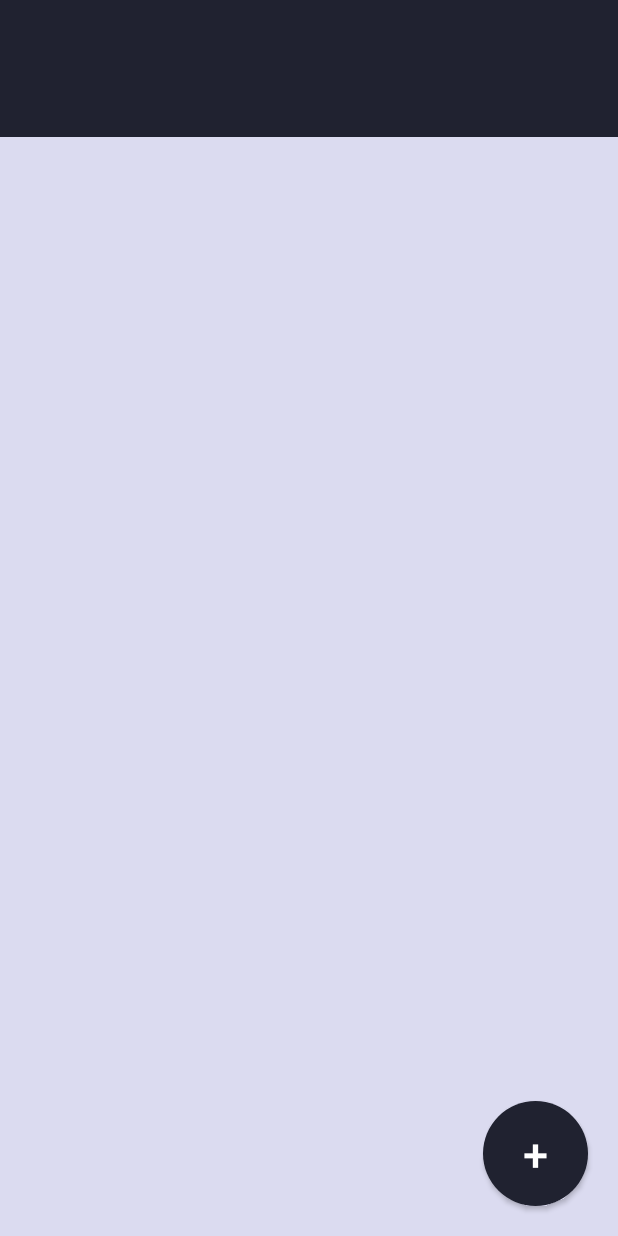
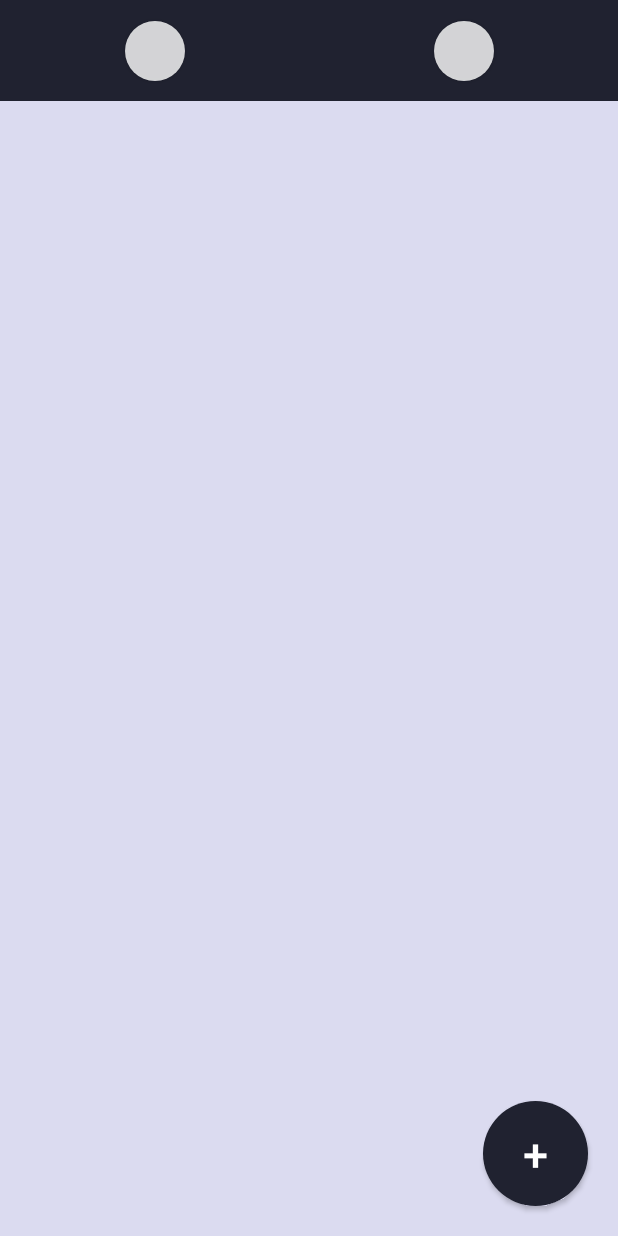
Before and after one commit to OVERENSAL/StudentScheduler, an Android app: the layout activity_main.xml on its own in the app's theme, with its tools: preview values and no code run, on a phone screen of 412 x 824 dp. Run offline under Robolectric (Android 15) with nearby library versions, the phone set to English and light mode, and no system bars.

```diff
--- a/StudentScheduler/app/build.gradle
+++ b/StudentScheduler/app/build.gradle
@@ -28,6 +28,7 @@ dependencies {
     implementation "org.jetbrains.kotlin:kotlin-stdlib-jdk7:$kotlin_version"
     implementation 'androidx.appcompat:appcompat:1.0.2'
     implementation 'androidx.core:core-ktx:1.0.2'
+    implementation 'com.jakewharton.threetenabp:threetenabp:1.2.1'
     testImplementation 'junit:junit:4.12'
     androidTestImplementation 'androidx.test.ext:junit:1.1.0'
     androidTestImplementation 'androidx.test.espresso:espresso-core:3.1.1'
--- /dev/null
+++ b/StudentScheduler/app/src/main/res/drawable/prev_next_date_button.xml
@@ -0,0 +1,8 @@
+<?xml version="1.0" encoding="utf-8"?>
+<selector xmlns:android="http://schemas.android.com/apk/res/android">
+        <item>
+            <shape android:shape="oval">
+                <solid android:color="#CEFFFFFF"/>
+            </shape>
+        </item>
+</selector>
--- a/StudentScheduler/app/src/main/res/layout/activity_main.xml
+++ b/StudentScheduler/app/src/main/res/layout/activity_main.xml
@@ -1,45 +1,75 @@
 <?xml version="1.0" encoding="utf-8"?>
-<LinearLayout
+<androidx.constraintlayout.widget.ConstraintLayout
     xmlns:android="http://schemas.android.com/apk/res/android"
+    xmlns:app="http://schemas.android.com/apk/res-auto"
     xmlns:tools="http://schemas.android.com/tools"
     android:layout_width="match_parent"
     android:layout_height="match_parent"
-    android:orientation="vertical">
+    android:background="@color/backgroundColor">
 
-    <LinearLayout
+    <androidx.constraintlayout.widget.ConstraintLayout
         android:layout_width="match_parent"
-        android:layout_height="0dp"
-        android:layout_weight="1"
+        android:layout_height="wrap_content"
         android:background="@color/mainColor"
-        android:gravity="center">
+        android:gravity="center"
+        app:layout_constraintEnd_toEndOf="parent"
+        app:layout_constraintHorizontal_bias="0.0"
+        app:layout_constraintStart_toStartOf="parent"
+        app:layout_constraintTop_toTopOf="parent">
+
+        <Button
+            android:id="@+id/prevDateButton"
+            android:layout_width="40dp"
+            android:layout_height="40dp"
+            android:background="@drawable/prev_next_date_button"
+            android:onClick="prevDate"
+            app:layout_constraintBottom_toBottomOf="parent"
+            app:layout_constraintEnd_toStartOf="@+id/date"
+            app:layout_constraintStart_toStartOf="parent"
+            app:layout_constraintTop_toTopOf="parent" />
 
         <TextView
             android:id="@+id/date"
             android:layout_width="wrap_content"
             android:layout_height="wrap_content"
+            android:layout_marginTop="10dp"
+            android:layout_marginBottom="10dp"
             android:textColor="#FFFFFF"
-            android:textSize="35sp" />
-    </LinearLayout>
+            android:textSize="35sp"
+            app:layout_constraintBottom_toBottomOf="parent"
+            app:layout_constraintEnd_toEndOf="parent"
+            app:layout_constraintStart_toStartOf="parent"
+            app:layout_constraintTop_toTopOf="parent"
+            app:layout_constraintVertical_bias="0.0" />
 
-    <RelativeLayout
-        android:layout_width="match_parent"
-        android:layout_height="0dp"
-        android:layout_weight="8"
-        android:background="@color/backgroundColor">
+        <Button
+            android:id="@+id/nextDateButton"
+            android:layout_width="40dp"
+            android:layout_height="40dp"
+            android:background="@drawable/prev_next_date_button"
+            android:gravity="center"
+            android:textColor="@color/mainColor"
+            android:textSize="25sp"
+            android:onClick="nextDate"
+            app:layout_constraintBottom_toBottomOf="parent"
+            app:layout_constraintEnd_toEndOf="parent"
+            app:layout_constraintStart_toEndOf="@+id/date"
+            app:layout_constraintTop_toTopOf="parent" />
+
+    </androidx.constraintlayout.widget.ConstraintLayout>
 
     <Button
         android:id="@+id/add_button"
         android:layout_width="70dp"
         android:layout_height="70dp"
-            android:layout_alignParentRight="true"
-            android:layout_alignParentBottom="true"
-            android:layout_marginRight="20dp"
+        android:layout_marginEnd="20dp"
         android:layout_marginBottom="20dp"
         android:background="@drawable/oval_button"
         android:onClick="addTasksActivity"
         android:text="+"
         android:textColor="#FFFFFF"
-            android:textSize="30sp" />
+        android:textSize="30sp"
+        app:layout_constraintBottom_toBottomOf="parent"
+        app:layout_constraintEnd_toEndOf="parent" />
 
-    </RelativeLayout>
-</LinearLayout>
+</androidx.constraintlayout.widget.ConstraintLayout>
```
Also changed, not shown: StudentScheduler/app/src/main/java/com/example/studentscheduler/AddTasksActivity.kt (+1 -17 lines), StudentScheduler/app/src/main/java/com/example/studentscheduler/MainActivity.kt (+23 -4 lines), StudentScheduler/app/src/main/res/layout/activity_add_tasks.xml (+39 -21 lines). Lines whose indentation alone changed are shown as unchanged.
